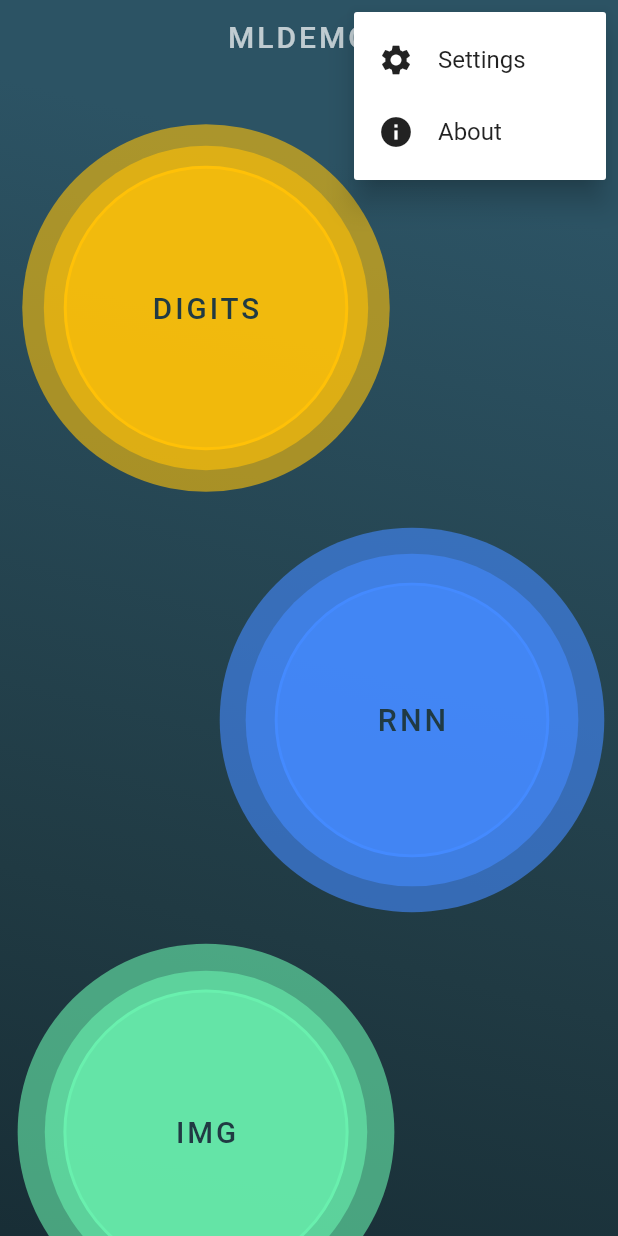
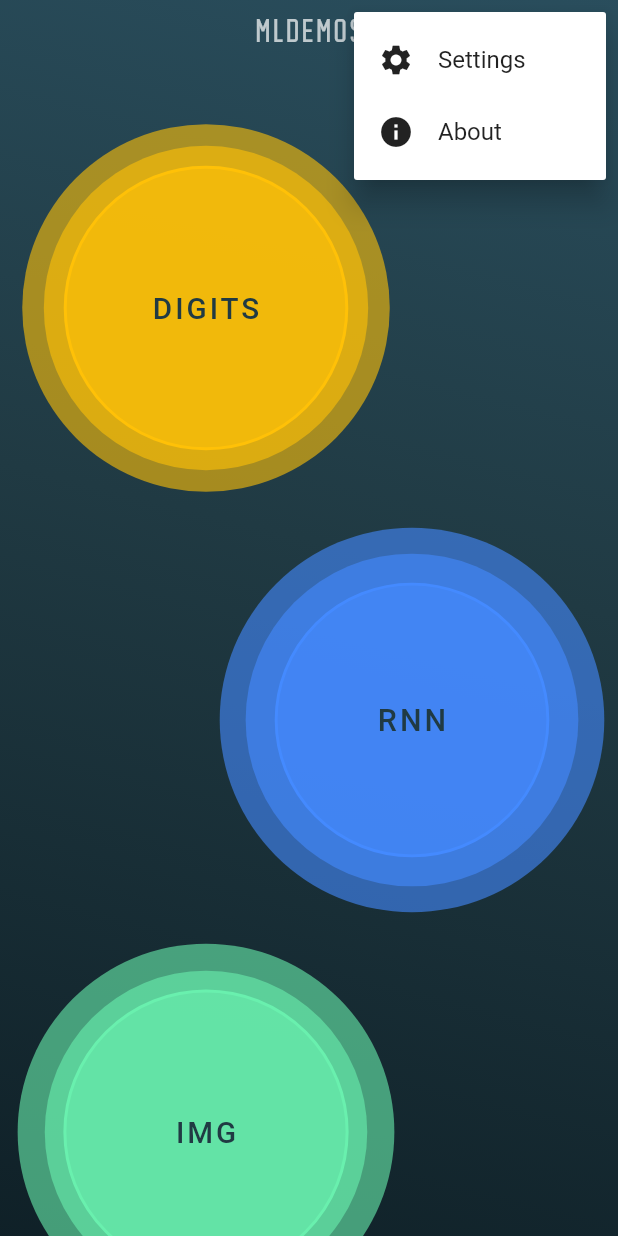
Before and after one commit to Eternali/mldemos, a Flutter app: the screen it shows after launch, after a tap on the "scatter plot" icon, on a phone screen of 412 x 824 dp. Run offline on Flutter 3.47's test engine with Material 2 defaults, Android fonts, the phone set to English and light mode, and no system bars; our stand-ins replace flutter_redux, redux.

Commit message:
almost have home layout and animations finalized

```diff
--- a/lib/models/demos.dart
+++ b/lib/models/demos.dart
@@ -36,6 +36,8 @@ class Demo {
   DemoButton button;
   DemoScreen screen;
 
+  String get mainTag => route + name;
+
   Demo({
     this.name,
     this.route,
@@ -46,13 +48,8 @@ class Demo {
     this.button,
     this.screen,
   }) {
-    button ??= DemoButton(
-      title: name,
-      color: color,
-      img: img,
-      route: route,
-    );
-    screen ??= DemoScreen();
+    button ??= DemoButton(this);
+    screen ??= DemoScreen(this);
   }
 
 }
--- a/lib/presentation/demo_button.dart
+++ b/lib/presentation/demo_button.dart
@@ -1,6 +1,8 @@
 import 'dart:math';
 
 import 'package:flutter/material.dart';
+
+import 'package:mldemos/models/demos.dart';
 
 class PulseTween extends Tween<double> {
 
@@ -17,13 +19,10 @@ class PulseTween extends Tween<double> {
 
 class DemoButton extends StatefulWidget {
 
-  final String title;
-  final Color color;
-  final Image img;
-  final String route;
+  final Demo parent;
   double animDelay;
 
-  DemoButton({ this.title, this.color, this.img, this.route, this.animDelay = 0.0 });
+  DemoButton(this.parent, { this.animDelay = 0.0 });
 
   void withDelay(double delay) {
     this.animDelay = delay;
@@ -64,7 +63,7 @@ class DemoButtonState extends State<DemoButton> with SingleTickerProviderStateMi
               alignment: Alignment.center,
               decoration: BoxDecoration(
                 shape: BoxShape.circle,
-                color: (widget.color ?? theme.primaryColor).withOpacity(0.6),
+                color: (widget.parent.color ?? theme.primaryColor).withOpacity(0.6),
               ),
             ),
           ),
@@ -75,28 +74,31 @@ class DemoButtonState extends State<DemoButton> with SingleTickerProviderStateMi
               alignment: Alignment.center,
               decoration: BoxDecoration(
                 shape: BoxShape.circle,
-                color: (widget.color ?? theme.primaryColor).withOpacity(0.6),
+                color: (widget.parent.color ?? theme.primaryColor).withOpacity(0.6),
                 border: Border.all(
                   width: 2.0,
-                  color: widget.color ?? theme.primaryColor
+                  color: widget.parent.color ?? theme.primaryColor
                 ),
               ),
             ),
           ),
           ScaleTransition(
             scale: PulseTween(begin: 0.98, end: 1.02, delay: widget.animDelay * 1.4).animate(_controller),
+            child: Hero(
+              tag: widget.parent.mainTag,
               child: Container(
                 margin: EdgeInsets.all(28.0),
                 alignment: Alignment.center,
                 decoration: BoxDecoration(
                   shape: BoxShape.circle,
-                color: (widget.color ?? theme.primaryColor).withOpacity(0.6),
+                  color: (widget.parent.color ?? theme.primaryColor).withOpacity(0.6),
                 ),
                 child: Text(
-                widget.title.toUpperCase(),
+                  widget.parent.name.toUpperCase(),
                   style: theme.accentTextTheme.title.copyWith(
                     color: Color(0xFF203A43),
                     letterSpacing: 2.0,
+                  ),
                 ),
               ),
             ),
--- a/lib/presentation/demo_screen.dart
+++ b/lib/presentation/demo_screen.dart
@@ -1,8 +1,12 @@
 import 'package:flutter/material.dart';
 
-import 'package:mldemos/presentation/demo_screen.dart';
+import 'package:mldemos/models/models.dart';
 
 class DemoScreen extends StatelessWidget {
+
+  final Demo parent;
+
+  DemoScreen(this.parent);
 
   @override
   Widget build(BuildContext context) {
--- a/lib/presentation/home_screen.dart
+++ b/lib/presentation/home_screen.dart
@@ -38,7 +38,7 @@ class HomeScreenState extends State<HomeScreen> with SingleTickerProviderStateMi
   void initState() {
     super.initState();
     _controller = AnimationController(duration: Duration(seconds: 20), vsync: this);
-    animation = CurvedAnimation(parent: _controller, curve: Curves.ease)
+    animation = CurvedAnimation(parent: _controller, curve: Curves.easeInOut)
       ..addListener(() {
         setState(() {  });
       })
@@ -116,8 +116,9 @@ class HomeScreenState extends State<HomeScreen> with SingleTickerProviderStateMi
                             (widget.title ?? locales.appTitle).toUpperCase(),
                             textAlign: TextAlign.center,
                             style: theme.textTheme.title.copyWith(
+                              fontFamily: 'Autobus',
                               color: Colors.white70,
-                              letterSpacing: 2.0
+                              letterSpacing: 2.0,
                             ),
                           ),
                         ),
```
Also changed, not shown: pubspec.yaml (+4 -32 lines), assets/fonts/autobus/autobus-bold.ttf (added). Lines whose indentation alone changed are shown as unchanged.
